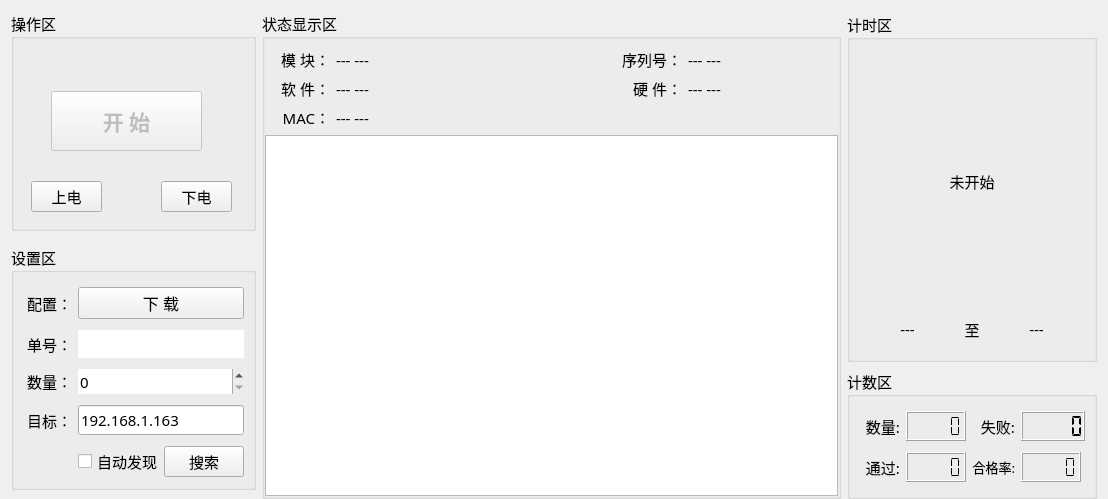
First picture: the form in ip_fvt/home/home_workwid.ui, repository ChinaClever/IP-Tools, before the edit.
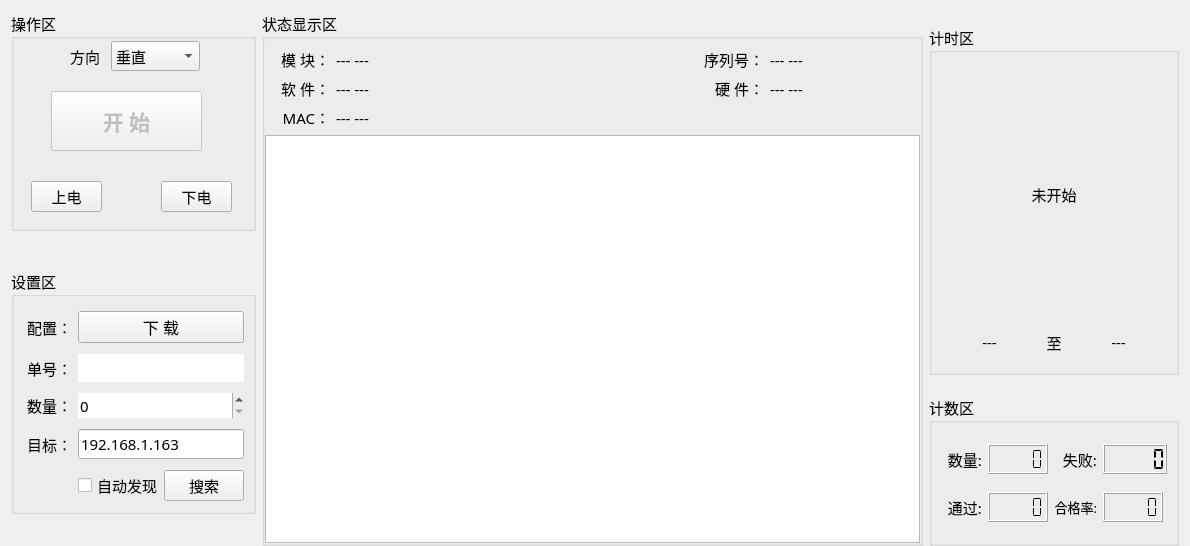
Second picture: the form after the edit.

Patch:
```diff
--- a/ip_fvt/home/home_workwid.ui
+++ b/ip_fvt/home/home_workwid.ui
@@ -6,8 +6,8 @@
    <rect>
     <x>0</x>
     <y>0</y>
-    <width>1108</width>
-    <height>499</height>
+    <width>1190</width>
+    <height>546</height>
    </rect>
   </property>
   <property name="font">
@@ -343,6 +343,42 @@
        <string>下电</string>
       </property>
      </widget>
+     <widget class="QComboBox" name="vhBox">
+      <property name="geometry">
+       <rect>
+        <x>100</x>
+        <y>30</y>
+        <width>89</width>
+        <height>30</height>
+       </rect>
+      </property>
+      <item>
+       <property name="text">
+        <string>垂直</string>
+       </property>
+      </item>
+      <item>
+       <property name="text">
+        <string>水平</string>
+       </property>
+      </item>
+     </widget>
+     <widget class="QLabel" name="label">
+      <property name="geometry">
+       <rect>
+        <x>20</x>
+        <y>30</y>
+        <width>69</width>
+        <height>31</height>
+       </rect>
+      </property>
+      <property name="text">
+       <string>方向</string>
+      </property>
+      <property name="alignment">
+       <set>Qt::AlignRight|Qt::AlignTrailing|Qt::AlignVCenter</set>
+      </property>
+     </widget>
     </widget>
    </item>
    <item row="2" column="2">
```
